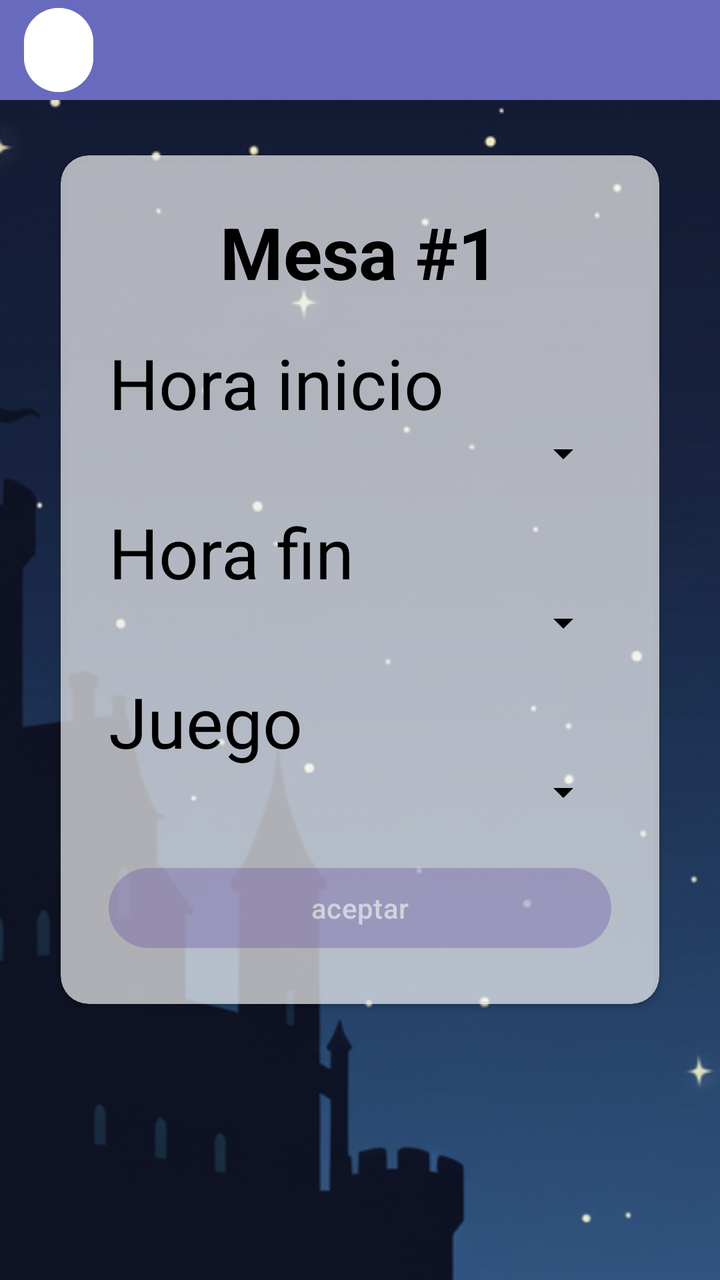
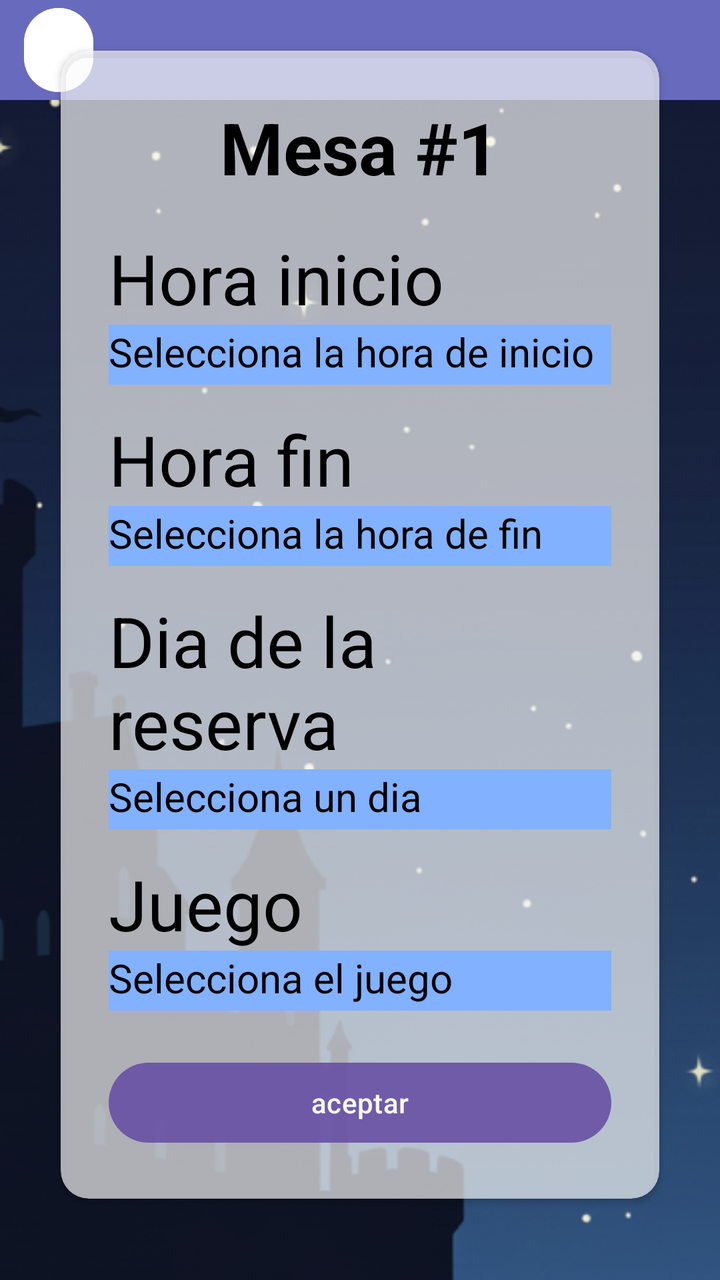

Two renders of the same Android screen: before a commit and after it. Below are the layout's source before the change and the commit's diff.
<!-- AndroidManifest.xml: application theme Theme.LaPosada -->
<!-- res/layout/activity_reserve_selection.xml -->
<?xml version="1.0" encoding="utf-8"?>
<androidx.constraintlayout.widget.ConstraintLayout xmlns:android="http://schemas.android.com/apk/res/android"
    xmlns:app="http://schemas.android.com/apk/res-auto"
    xmlns:tools="http://schemas.android.com/tools"
    android:id="@+id/main"
    android:layout_width="match_parent"
    android:layout_height="match_parent"
    tools:context=".pantallas.mesas.reserve_selection"
    android:background="@drawable/fondo_default">

    <androidx.cardview.widget.CardView
        android:id="@+id/panel"
        android:layout_width="0dp"
        android:layout_height="wrap_content"
        android:layout_marginStart="24dp"
        android:layout_marginEnd="24dp"
        app:layout_constraintStart_toStartOf="parent"
        app:layout_constraintEnd_toEndOf="parent"
        app:layout_constraintTop_toTopOf="parent"
        app:layout_constraintBottom_toBottomOf="parent"
        app:layout_constraintVertical_bias="0.35"
        app:cardCornerRadius="14dp"
        app:cardUseCompatPadding="true"
        app:cardBackgroundColor="#AAFFFFFF">

        <LinearLayout
            android:layout_width="match_parent"
            android:layout_height="wrap_content"
            android:orientation="vertical"
            android:padding="24dp">

            <TextView
                android:id="@+id/titulo_de_mesa"
                android:layout_width="wrap_content"
                android:layout_height="wrap_content"
                android:layout_gravity="center_horizontal"
                android:text="Mesa #1"
                android:textColor="#000000"
                android:textSize="36sp"
                android:textStyle="bold"
                android:layout_marginBottom="18dp"/>

            <TextView
                android:layout_width="match_parent"
                android:layout_height="wrap_content"
                android:textSize="35dp"
                android:text="Hora inicio"
                android:textColor="#000000"/>

            <Spinner
                android:id="@+id/spinner_hora_inicio"
                android:backgroundTint="@color/black"
                android:layout_width="match_parent"
                android:layout_height="wrap_content"/>

            <TextView
                android:layout_width="match_parent"
                android:layout_height="wrap_content"
                android:layout_marginTop="14dp"
                android:textSize="35dp"
                android:text="Hora fin"
                android:textColor="#000000"/>

            <Spinner
                android:id="@+id/spinner_hora_fin"
                android:backgroundTint="@color/black"
                android:layout_width="match_parent"
                android:layout_height="wrap_content"/>

            <TextView
                android:layout_width="match_parent"
                android:layout_height="wrap_content"
                android:layout_marginTop="14dp"
                android:textSize="35dp"
                android:text="Juego"
                android:textColor="#000000"/>

            <Spinner
                android:id="@+id/spinner_juego"
                android:backgroundTint="@color/black"
                android:layout_width="match_parent"
                android:layout_height="wrap_content"/>

            <Button
                android:id="@+id/btn_aceptar"
                android:layout_width="match_parent"
                android:layout_height="48dp"
                android:layout_marginTop="22dp"
                android:text="aceptar"
                android:textAllCaps="false"
                android:alpha="0.35"/>

        </LinearLayout>
    </androidx.cardview.widget.CardView>

    <LinearLayout
        android:id="@+id/layout_superior"
        android:layout_width="0dp"
        android:layout_height="wrap_content"
        android:background="@color/purple_blue"
        app:layout_constraintTop_toTopOf="parent"
        app:layout_constraintStart_toStartOf="parent"
        app:layout_constraintEnd_toEndOf="parent"
        android:orientation="horizontal"
        android:weightSum="10">

        <Button
            android:id="@+id/button_backButton"
            android:layout_width="0dp"
            android:layout_height="50dp"
            android:layout_weight="1"
            android:layout_marginStart="12dp"
            android:backgroundTint="@color/white"
            android:src="@drawable/circle_white"/>

    </LinearLayout>



</androidx.constraintlayout.widget.ConstraintLayout>
<!-- resources referenced by this layout -->
<resources>
  <color name="black">#FF000000</color>
  <color name="purple_blue">#686bbd</color>
  <color name="white">#FFFFFFFF</color>
  <!-- drawable circle_white (drawable) -->
  <?xml version="1.0" encoding="utf-8"?>
  <shape xmlns:android="http://schemas.android.com/apk/res/android"
      android:shape="oval">
      <solid android:color="@android:color/white"/>
  </shape>
  <!-- drawable fondo_default: png bitmap (drawable, 204480 bytes) -->
  <style name="Theme.LaPosada" parent="Base.Theme.LaPosada" />
  <style name="Base.Theme.LaPosada" parent="Theme.Material3.DayNight.NoActionBar">
          
          
      </style>
</resources>

<!-- the commit's change to res/layout/activity_reserve_selection.xml (unified diff, before → after) -->
@@ -47,11 +47,15 @@
                 android:text="Hora inicio"
                 android:textColor="#000000"/>
 
-            <Spinner
-                android:id="@+id/spinner_hora_inicio"
-                android:backgroundTint="@color/black"
+            <TextView
+                android:id="@+id/textView_hora_inicio"
+                android:background="@color/pastel_blue"
                 android:layout_width="match_parent"
-                android:layout_height="wrap_content"/>
+                android:textSize="20sp"
+                android:layout_height="30dp"
+                android:text="Selecciona la hora de inicio"
+                android:textColor="@color/black"
+                />
 
             <TextView
                 android:layout_width="match_parent"
@@ -59,13 +63,34 @@
                 android:layout_marginTop="14dp"
                 android:textSize="35dp"
                 android:text="Hora fin"
-                android:textColor="#000000"/>
+                android:textColor="@color/black"/>
 
-            <Spinner
-                android:id="@+id/spinner_hora_fin"
-                android:backgroundTint="@color/black"
+            <TextView
+                android:id="@+id/textview_hora_fin"
+                android:background="@color/pastel_blue"
                 android:layout_width="match_parent"
-                android:layout_height="wrap_content"/>
+                android:textSize="20sp"
+                android:layout_height="30dp"
+                android:text="Selecciona la hora de fin"
+                android:textColor="@color/black"
+                />
+
+            <TextView
+                android:layout_width="match_parent"
+                android:layout_height="wrap_content"
+                android:layout_marginTop="14dp"
+                android:textSize="35dp"
+                android:text="Dia de la reserva"
+                android:textColor="@color/black"/>
+            <TextView
+                android:id="@+id/textview_dia"
+                android:background="@color/pastel_blue"
+                android:layout_width="match_parent"
+                android:textSize="20sp"
+                android:layout_height="30dp"
+                android:text="Selecciona un dia"
+                android:textColor="@color/black"
+                />
 
             <TextView
                 android:layout_width="match_parent"
@@ -73,13 +98,17 @@
                 android:layout_marginTop="14dp"
                 android:textSize="35dp"
                 android:text="Juego"
-                android:textColor="#000000"/>
+                android:textColor="@color/black"/>
 
-            <Spinner
-                android:id="@+id/spinner_juego"
-                android:backgroundTint="@color/black"
+            <TextView
+                android:id="@+id/juego_selc"
                 android:layout_width="match_parent"
-                android:layout_height="wrap_content"/>
+                android:layout_height="30dp"
+                android:background="@color/pastel_blue"
+                android:textSize="20sp"
+                android:text="Selecciona el juego"
+                android:textColor="@color/black"
+                />
 
             <Button
                 android:id="@+id/btn_aceptar"
@@ -88,7 +117,7 @@
                 android:layout_marginTop="22dp"
                 android:text="aceptar"
                 android:textAllCaps="false"
-                android:alpha="0.35"/>
+                android:alpha="0.9"/>
 
         </LinearLayout>
     </androidx.cardview.widget.CardView>
<!-- resource entries referenced after the edit -->
@@ -1,6 +1,7 @@
 <!-- resources referenced by this layout -->
 <resources>
   <color name="black">#FF000000</color>
+  <color name="pastel_blue">#82B1FF</color>
   <color name="purple_blue">#686bbd</color>
   <color name="white">#FFFFFFFF</color>
   <!-- drawable circle_white (drawable) -->
